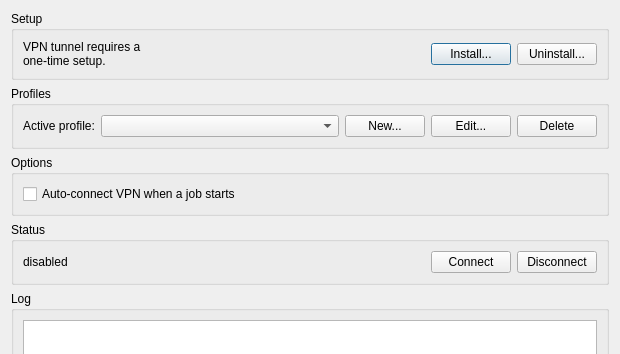
The window that src/hmi/VpnSettingsDialog.ui (Hydro74000/ngPost) describes before a commit, drawn with Qt 5; both pictures show x 0 to 620 and y 0 to 354 of the 620 by 520 pixel window.
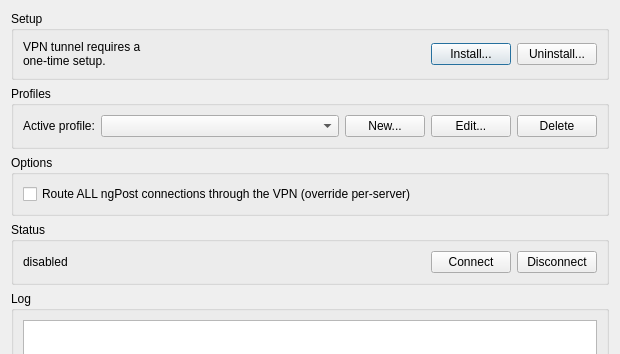
The same window after the commit.

Commit message: phase 5d: persistence + Windows bind race + global VPN override

Diff of the .ui file:
```diff
--- a/src/hmi/VpnSettingsDialog.ui
+++ b/src/hmi/VpnSettingsDialog.ui
@@ -116,7 +116,7 @@
       <item>
        <widget class="QCheckBox" name="autoConnectCB">
         <property name="text">
-         <string>Auto-connect VPN when a job starts</string>
+         <string>Route ALL ngPost connections through the VPN (override per-server)</string>
         </property>
         <property name="toolTip">
          <string>When checked, ngPost will bring up the VPN tunnel automatically when any job starts, and disconnect 30 seconds after the queue is empty. Per-server "Use VPN" still controls which connections route through the tunnel.</string>
```
Left out of the diff: 2 changed lines with no effect on the pictures. The commit also changes 10 other files.
